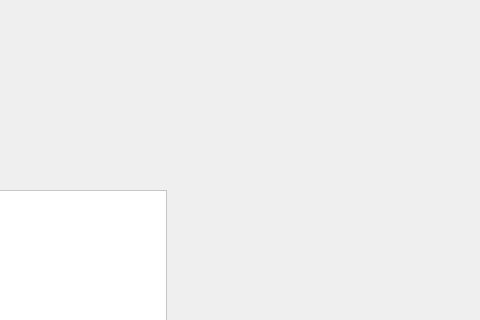
First picture: the form in log.ui, repository faizal2003/guipyside6, before the edit; both pictures show x 544 to 1024 and y 0 to 320 of the 1024 by 600 pixel window.
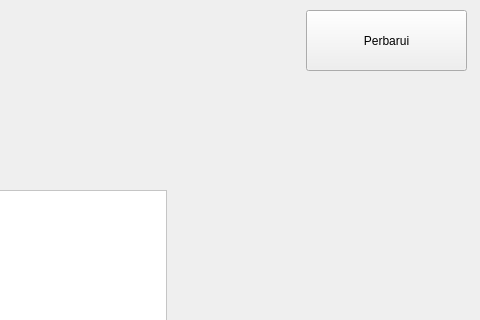
Second picture: the form after the edit. Icons and pictures are not drawn.

Patch:
```diff
--- a/log.ui
+++ b/log.ui
@@ -77,6 +77,19 @@
 color: rgb(0,0,0);</string>
     </property>
    </widget>
+   <widget class="QPushButton" name="pushButton_2">
+    <property name="geometry">
+     <rect>
+      <x>850</x>
+      <y>10</y>
+      <width>161</width>
+      <height>61</height>
+     </rect>
+    </property>
+    <property name="text">
+     <string>Perbarui</string>
+    </property>
+   </widget>
   </widget>
   <widget class="QMenuBar" name="menubar">
    <property name="geometry">
```
Left out of the diff: 2 changed lines with no effect on the pictures.
